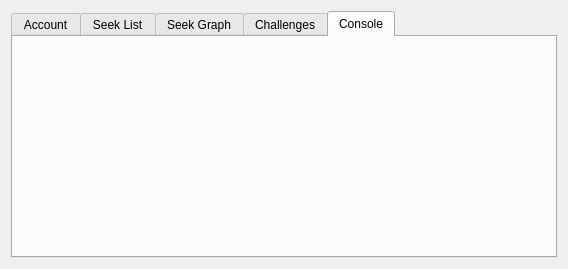
This is src/proto/ficsdialog.ui in KDE/knights as Qt 5 draws it before an edit. The edited form follows.
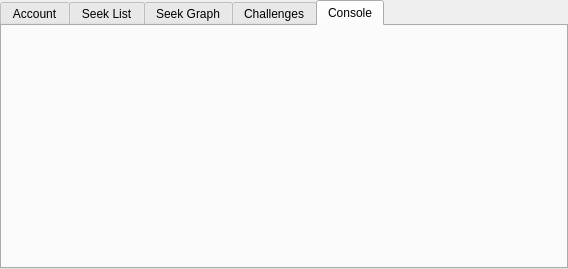
This is the edited form. Custom widgets are drawn as their Qt base class.

Commit message: Remove margins from dialogs

Patch:
```diff
--- a/src/proto/ficsdialog.ui
+++ b/src/proto/ficsdialog.ui
@@ -11,6 +11,9 @@
    </rect>
   </property>
   <layout class="QVBoxLayout" name="verticalLayout">
+   <property name="margin">
+    <number>0</number>
+   </property>
    <item>
     <widget class="KTabWidget" name="tabWidget">
      <property name="enabled">
```
The commit also changes 2 other files.
